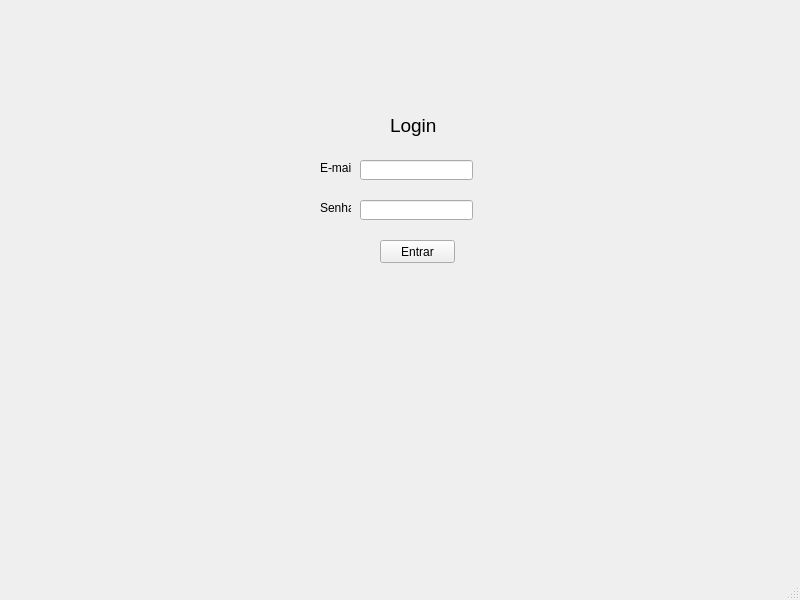
Qt form layouts/tela_login.ui (RiquelmeG22/BibliotecaPython) before a commit.
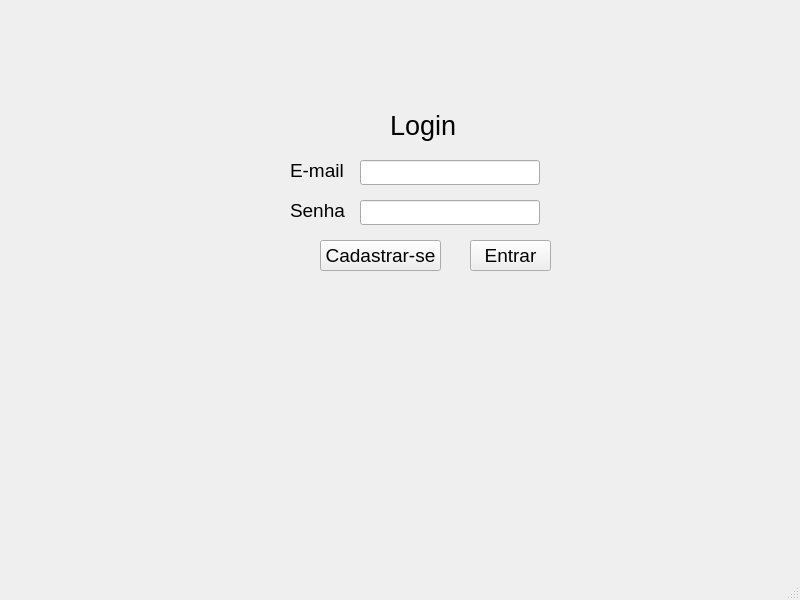
The same form after that commit.

```diff
--- a/layouts/tela_login.ui
+++ b/layouts/tela_login.ui
@@ -17,12 +17,17 @@
    <widget class="QLabel" name="label_email">
     <property name="geometry">
      <rect>
-      <x>320</x>
+      <x>290</x>
       <y>160</y>
-      <width>31</width>
-      <height>16</height>
+      <width>61</width>
+      <height>20</height>
      </rect>
     </property>
+    <property name="font">
+     <font>
+      <pointsize>14</pointsize>
+     </font>
+    </property>
     <property name="text">
      <string>E-mail</string>
     </property>
@@ -30,12 +35,17 @@
    <widget class="QLabel" name="label_senha">
     <property name="geometry">
      <rect>
-      <x>320</x>
+      <x>290</x>
       <y>200</y>
-      <width>31</width>
-      <height>16</height>
+      <width>61</width>
+      <height>20</height>
      </rect>
     </property>
+    <property name="font">
+     <font>
+      <pointsize>14</pointsize>
+     </font>
+    </property>
     <property name="text">
      <string>Senha</string>
     </property>
@@ -43,12 +53,17 @@
    <widget class="QPushButton" name="Button_login">
     <property name="geometry">
      <rect>
-      <x>380</x>
+      <x>470</x>
       <y>240</y>
-      <width>75</width>
-      <height>23</height>
+      <width>81</width>
+      <height>31</height>
      </rect>
     </property>
+    <property name="font">
+     <font>
+      <pointsize>14</pointsize>
+     </font>
+    </property>
     <property name="text">
      <string>Entrar</string>
     </property>
@@ -58,20 +73,32 @@
      <rect>
       <x>360</x>
       <y>160</y>
-      <width>113</width>
-      <height>20</height>
+      <width>180</width>
+      <height>25</height>
      </rect>
     </property>
+    <property name="maximumSize">
+     <size>
+      <width>180</width>
+      <height>25</height>
+     </size>
+    </property>
    </widget>
    <widget class="QLineEdit" name="line_Senha">
     <property name="geometry">
      <rect>
       <x>360</x>
       <y>200</y>
-      <width>113</width>
-      <height>20</height>
+      <width>180</width>
+      <height>25</height>
      </rect>
     </property>
+    <property name="maximumSize">
+     <size>
+      <width>180</width>
+      <height>25</height>
+     </size>
+    </property>
    </widget>
    <widget class="QLabel" name="label_login">
     <property name="geometry">
@@ -85,13 +112,31 @@
     <property name="font">
      <font>
       <family>Segoe UI</family>
-      <pointsize>14</pointsize>
+      <pointsize>20</pointsize>
      </font>
     </property>
     <property name="text">
      <string>Login</string>
     </property>
    </widget>
+   <widget class="QPushButton" name="ButtonCadastrar">
+    <property name="geometry">
+     <rect>
+      <x>320</x>
+      <y>240</y>
+      <width>121</width>
+      <height>31</height>
+     </rect>
+    </property>
+    <property name="font">
+     <font>
+      <pointsize>14</pointsize>
+     </font>
+    </property>
+    <property name="text">
+     <string>Cadastrar-se</string>
+    </property>
+   </widget>
   </widget>
   <widget class="QMenuBar" name="menubar">
    <property name="geometry">
```
